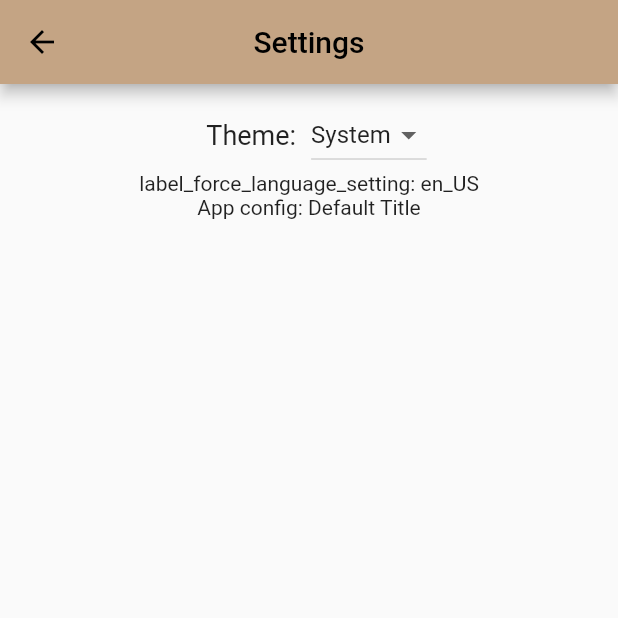
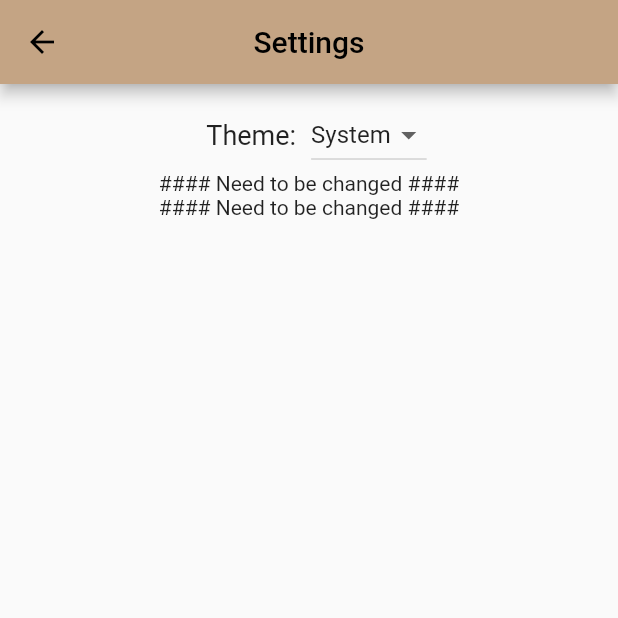
Before and after one commit to ettibo/flutter-clean-archi, a Flutter app: the screen it shows after launch, item 3 of the bottom bar chosen, after a tap on the "settings" icon, on a phone screen of 412 x 824 dp, the top half of it. Run offline on Flutter 3.47's test engine with Material 2 defaults, Android fonts, the phone set to English and light mode, and no system bars; our stand-ins replace adaptive_theme, dio, easy_localization, firebase_core, firebase_remote_config, flutter_map and 6 more; missing offline and left inert: flutter_map_location_marker, flutter_map_marker_cluster, positioned_tap_detector_2; accounts and stored records are empty; generated files the repository leaves out were written again; network calls fail; statements that could not run were skipped.

Commit message:
Begin to delete older lib && integrate the new

```diff
--- a/lib/main_common.dart
+++ b/lib/main_common.dart
@@ -1,8 +1,9 @@
 import 'package:flutter/material.dart';
-import 'package:flutter_gen/gen_l10n/app_localizations.dart';
+// import 'package:flutter_gen/gen_l10n/app_localizations.dart';
 import 'package:adaptive_theme/adaptive_theme.dart';
 
 import 'package:firebase_core/firebase_core.dart';
+import 'package:flutter_localizations/flutter_localizations.dart';
 import 'package:globo_fitness/firebase/green_firebase_options.dart'
     as green_firebase_options;
 import 'package:globo_fitness/firebase/brown_firebase_options.dart'
@@ -15,17 +16,28 @@ import 'package:globo_fitness/managers/remote_config_manager.dart';
 import 'package:globo_fitness/injection/app_injection.dart';
 
 import 'package:globo_fitness/app_config.dart';
+// import 'package:flutter_localizations/flutter_localizations.dart';
+import 'package:easy_localization/easy_localization.dart';
+
+import 'translations/codegen_loader.g.dart';
 
 Future<Widget> initializeApp(AppConfig appConfig) async {
   WidgetsFlutterBinding.ensureInitialized();
   await _firebaseInitializer(appConfig.flavorName);
   await setupInjectionDependencies();
+  await EasyLocalization.ensureInitialized();
   _activateManagers();
 
   final AdaptiveThemeMode? savedThemeMode = await AdaptiveTheme.getThemeMode();
-  return GlobeApp(
-    appConfig: appConfig,
-    savedThemeMode: savedThemeMode,
+  return EasyLocalization(
+    supportedLocales: const [Locale('en'), Locale('es'), Locale('fr')],
+    path: 'assets/translations',
+    fallbackLocale: const Locale('fr'),
+    assetLoader: const CodegenLoader(),
+    child: GlobeApp(
+      appConfig: appConfig,
+      savedThemeMode: savedThemeMode,
+    ),
   );
 }
 
@@ -37,9 +49,9 @@ class GlobeApp extends StatelessWidget {
       : super(key: key);
 
   @override
-  Widget build(BuildContext context) => _adaptiveTheme();
+  Widget build(BuildContext context) => _adaptiveTheme(context);
 
-  AdaptiveTheme _adaptiveTheme() => AdaptiveTheme(
+  AdaptiveTheme _adaptiveTheme(BuildContext context) => AdaptiveTheme(
       light: appConfig.lightTheme,
       dark: appConfig.darkTheme,
       initial: savedThemeMode ?? AdaptiveThemeMode.system,
@@ -49,8 +61,9 @@ class GlobeApp extends StatelessWidget {
           title: appConfig.appTitle,
           theme: lightTheme,
           darkTheme: darkTheme,
-          supportedLocales: AppLocalizations.supportedLocales,
-          localizationsDelegates: AppLocalizations.localizationsDelegates,
+          localizationsDelegates: context.localizationDelegates,
+          supportedLocales: context.supportedLocales,
+          locale: context.locale,
           home: const HomeScreen(),
         );
       });
--- a/lib/screens/bmi/bmi_screen.dart
+++ b/lib/screens/bmi/bmi_screen.dart
@@ -5,7 +5,8 @@ import 'package:api/dependency_injection.dart';
 
 import 'package:globo_fitness/screens/bmi/bmi_view_model.dart';
 
-import 'package:globo_fitness/localization/app_localization_context.dart';
+import 'package:globo_fitness/translations/locale_keys.g.dart';
+import 'package:easy_localization/easy_localization.dart';
 
 class BmiScreen extends StatefulWidget {
   const BmiScreen({Key? key}) : super(key: key);
@@ -36,10 +37,10 @@ class _BmiScreenState extends State<BmiScreen> {
   List<Widget> getToggleButtons() => [
         Padding(
             padding: EdgeInsets.symmetric(horizontal: horizontalPadding),
-            child: Text(context.localized.metricUnitName, style: textStyle)),
+            child: Text(LocaleKeys.metricUnitName.tr(), style: textStyle)),
         Padding(
             padding: EdgeInsets.symmetric(horizontal: horizontalPadding),
-            child: Text(context.localized.imperialUnitName, style: textStyle))
+            child: Text(LocaleKeys.imperialUnitName.tr(), style: textStyle))
       ];
 
   Widget getTextField(
@@ -90,18 +91,20 @@ class _BmiScreenState extends State<BmiScreen> {
                 controller: viewModel.txtHeightController,
                 onChanged: viewModel.setHeight,
                 onSubmitted: (_) => viewModel.weightFocusNode.requestFocus(),
-              hintText: context.localized.hintBmiTextField(
-                  context.localized.height.toLowerCase(),
-                  viewModel.getHeightUnitHint(context)),
+                hintText: '#### Need to be changed ####'
+                // hintText: context.localized.hintBmiTextField(
+                //     context.localized.height.toLowerCase(),
+                //     viewModel.getHeightUnitHint(context)),
                 ),
             // Weight TextField
             getTextField(
                 controller: viewModel.txtWeightController,
                 onChanged: viewModel.setWeight,
                 focusNode: viewModel.weightFocusNode,
-              hintText: context.localized.hintBmiTextField(
-                  context.localized.weight.toLowerCase(),
-                  viewModel.getWeightUnitHint(context)),
+                hintText: '#### Need to be changed ####'
+                // hintText: context.localized.hintBmiTextField(
+                //     context.localized.weight.toLowerCase(),
+                //     viewModel.getWeightUnitHint(context)),
                 ),
             Padding(
               padding: const EdgeInsets.all(10),
--- a/lib/screens/bmi/bmi_view_model.dart
+++ b/lib/screens/bmi/bmi_view_model.dart
@@ -2,7 +2,8 @@ import 'package:flutter/material.dart';
 import 'package:mobx/mobx.dart';
 
 import 'package:globo_fitness/template/view_model/view_model.dart';
-import 'package:globo_fitness/localization/app_localization_context.dart';
+import 'package:globo_fitness/translations/locale_keys.g.dart';
+import 'package:easy_localization/easy_localization.dart';
 import 'package:globo_fitness/extensions/string_is_numeric.dart';
 
 part 'bmi_view_model.g.dart';
@@ -92,29 +93,30 @@ abstract class BmiViewModelBase with Store, ViewModel {
   String getHeightUnitHint(BuildContext context) {
     switch (_measureSystem) {
       case MeasureSystem.metric:
-        return context.localized.meters;
+        return LocaleKeys.meters.tr();
       case MeasureSystem.imperial:
-        return context.localized.inch;
+        return LocaleKeys.inch.tr();
     }
   }
 
   String getWeightUnitHint(BuildContext context) {
     switch (_measureSystem) {
       case MeasureSystem.metric:
-        return context.localized.kilos;
+        return LocaleKeys.kilos.tr();
       case MeasureSystem.imperial:
-        return context.localized.pounds;
+        return LocaleKeys.pounds.tr();
     }
   }
 
   String getBmiString(BuildContext context) {
     switch (_errorBMI) {
       case ErrorBMI.format:
-        return context.localized.formatError;
+        return LocaleKeys.formatError.tr();
       case ErrorBMI.nullFields:
-        return context.localized.bmiErrorNull;
+        return LocaleKeys.bmiErrorNull.tr();
       case ErrorBMI.noError:
-        return context.localized.bmiResult(_bmi.toStringAsFixed(2));
+        return '#### Need to be changed ####';
+      // return context.localized.bmiResult(_bmi.toStringAsFixed(2));
     }
   }
 
--- a/lib/screens/home/home_screen.dart
+++ b/lib/screens/home/home_screen.dart
@@ -1,3 +1,4 @@
+import 'package:easy_localization/easy_localization.dart';
 import 'package:flutter/cupertino.dart';
 import 'package:flutter/material.dart';
 
@@ -11,9 +12,9 @@ import 'package:globo_fitness/screens/settings/settings_screen.dart';
 import 'package:globo_fitness/models/navigation_object.dart';
 
 import 'package:globo_fitness/shared/material_app_bar.dart';
-import 'package:globo_fitness/localization/app_localization_context.dart';
 
 import 'package:globo_fitness/extensions/state_navigaton.dart';
+import 'package:globo_fitness/translations/locale_keys.g.dart';
 
 class HomeScreen extends StatefulWidget {
   const HomeScreen({Key? key}) : super(key: key);
@@ -65,15 +66,15 @@ class _HomeScreenState extends State<HomeScreen> {
   void _generateNavigationList(BuildContext context) {
     navigationList = [
       NavigationObject(
-          title: context.localized.titleTreeListPage,
+          title: LocaleKeys.titleTreeListPage.tr(),
           icon: CupertinoIcons.leaf_arrow_circlepath,
           screen: const TreeListScreen()),
       NavigationObject(
-          title: context.localized.mapTitlePage,
+          title: LocaleKeys.mapTitlePage.tr(),
           icon: Icons.map,
           screen: const MapScreen()),
       NavigationObject(
-          title: context.localized.bmiTitlePage,
+          title: LocaleKeys.bmiTitlePage.tr(),
           icon: Icons.monitor_weight,
           screen: const BmiScreen()),
     ];
--- a/lib/screens/map/widgets/markers/tree_marker_popup.dart
+++ b/lib/screens/map/widgets/markers/tree_marker_popup.dart
@@ -2,7 +2,8 @@ import 'package:flutter/material.dart';
 
 import 'package:api/models/app/tree/tree.dart';
 
-import 'package:globo_fitness/localization/app_localization_context.dart';
+import 'package:globo_fitness/translations/locale_keys.g.dart';
+import 'package:easy_localization/easy_localization.dart';
 import 'package:globo_fitness/extensions/string_casing.dart';
 
 class TreeMarkPopup extends StatelessWidget {
@@ -22,8 +23,9 @@ class TreeMarkPopup extends StatelessWidget {
               mainAxisSize: MainAxisSize.min,
               children: <Widget>[
                 Text(tree.name.toString().toCapitalized()),
-                Text(context.localized.titleLabel(context.localized.species,
-                    tree.species.toString().toTitleCase())),
+                Text("#### Need to be changed ####")
+                // Text(context.localized.titleLabel(context.localized.species,
+                //     tree.species.toString().toTitleCase())),
               ],
             ),
           ),
--- a/lib/screens/settings/settings_screen.dart
+++ b/lib/screens/settings/settings_screen.dart
@@ -5,7 +5,8 @@ import 'package:flutter/material.dart';
 import 'package:api/dependency_injection.dart';
 
 import 'package:globo_fitness/shared/material_app_bar.dart';
-import 'package:globo_fitness/localization/app_localization_context.dart';
+import 'package:globo_fitness/translations/locale_keys.g.dart';
+import 'package:easy_localization/easy_localization.dart';
 import 'package:globo_fitness/screens/settings/settings_view_model.dart';
 
 class SettingsScreen extends StatefulWidget {
@@ -34,7 +35,7 @@ class _SettingsScreenState extends State<SettingsScreen> {
   @override
   Widget build(BuildContext context) {
     return Scaffold(
-      appBar: materialAppBar(title: context.localized.settingsTitlePage),
+      appBar: materialAppBar(title: LocaleKeys.settingsTitlePage.tr()),
       body: SafeArea(
         child: Observer(builder: observerBuilder),
       ),
@@ -51,7 +52,7 @@ class _SettingsScreenState extends State<SettingsScreen> {
                 children: [
                   Padding(
                     padding: const EdgeInsets.all(10.0),
-                    child: Text(context.localized.theme,
+                    child: Text(LocaleKeys.theme.tr(),
                         style: const TextStyle(fontSize: 18)),
                   ),
                   DropdownButton<DeviceTheme>(
@@ -65,16 +66,18 @@ class _SettingsScreenState extends State<SettingsScreen> {
               Row(
                 mainAxisAlignment: MainAxisAlignment.center,
                 children: [
-                  Text(context.localized.titleLabel(
-                      viewModel.getLabelChangeLanguage(),
-                      viewModel.getCurrentLocale()))
+                  Text("#### Need to be changed ####")
+                  // Text(context.localized.titleLabel(
+                  //     viewModel.getLabelChangeLanguage(),
+                  //     viewModel.getCurrentLocale()))
                 ],
               ),
               Row(
                 mainAxisAlignment: MainAxisAlignment.center,
                 children: [
-                  Text(context.localized
-                      .titleLabel("App config", viewModel.getStringExample()))
+                  Text("#### Need to be changed ####")
+                  // Text(context.localized
+                  //     .titleLabel("App config", viewModel.getStringExample()))
                 ],
               )
             ],
--- a/lib/screens/settings/settings_view_model.dart
+++ b/lib/screens/settings/settings_view_model.dart
@@ -11,7 +11,8 @@ import 'package:flutter/material.dart';
 import 'package:globo_fitness/screens/settings/theme_helpers.dart';
 
 import 'package:globo_fitness/template/view_model/view_model.dart';
-import 'package:globo_fitness/localization/app_localization_context.dart';
+import 'package:globo_fitness/translations/locale_keys.g.dart';
+import 'package:easy_localization/easy_localization.dart';
 import 'package:globo_fitness/enums/remote_config_keys.dart';
 
 part 'settings_view_model.g.dart';
@@ -64,13 +65,12 @@ abstract class SettingsViewModelBase with Store, ViewModel {
   List<DropdownMenuItem<DeviceTheme>> getDropdownItems(BuildContext context) =>
       [
         DropdownMenuItem(
-            value: DeviceTheme.light,
-            child: Text(context.localized.lightTheme)),
+            value: DeviceTheme.light, child: Text(LocaleKeys.lightTheme.tr())),
         DropdownMenuItem(
-            value: DeviceTheme.dark, child: Text(context.localized.darkTheme)),
+            value: DeviceTheme.dark, child: Text(LocaleKeys.darkTheme.tr())),
         DropdownMenuItem(
             value: DeviceTheme.system,
-            child: Text(context.localized.mirrorSystem))
+            child: Text(LocaleKeys.mirrorSystem.tr()))
       ];
 
   String getLabelChangeLanguage() =>
--- a/lib/screens/tree_detail/tree_detail_screen.dart
+++ b/lib/screens/tree_detail/tree_detail_screen.dart
@@ -2,7 +2,8 @@ import 'package:flutter/material.dart';
 import 'package:api/models/app/tree/tree.dart';
 
 import 'package:globo_fitness/shared/material_app_bar.dart';
-import 'package:globo_fitness/localization/app_localization_context.dart';
+import 'package:globo_fitness/translations/locale_keys.g.dart';
+import 'package:easy_localization/easy_localization.dart';
 
 import 'package:globo_fitness/screens/tree_detail/tree_info.dart';
 
@@ -16,7 +17,7 @@ class TreeDetailScreen extends StatefulWidget {
 
 class _TreeDetailScreenState extends State<TreeDetailScreen> {
   AppBar appBar(BuildContext context) => materialAppBar(
-      title: widget.tree.name ?? context.localized.titledetailTreePage);
+      title: widget.tree.name ?? LocaleKeys.titledetailTreePage.tr());
 
   @override
   Widget build(BuildContext context) {
@@ -30,23 +31,23 @@ class _TreeDetailScreenState extends State<TreeDetailScreen> {
             children: [
               rowTreeInfo(
                   context: context,
-                  title: context.localized.species,
+                  title: LocaleKeys.species.tr(),
                   value: widget.tree.species ??
-                      context.localized.speciesNotSpecified),
+                      LocaleKeys.speciesNotSpecified.tr()),
               rowTreeInfo(
                   context: context,
-                  title: context.localized.address,
+                  title: LocaleKeys.address.tr(),
                   value: '${widget.tree.address2} ${widget.tree.address}'),
               rowTreeInfo(
                   context: context,
-                  title: context.localized.height,
+                  title: LocaleKeys.height.tr(),
                   value: widget.tree.height.toString(),
-                  unit: context.localized.meterUnit),
+                  unit: LocaleKeys.meterUnit.tr()),
               rowTreeInfo(
                   context: context,
-                  title: context.localized.circumference,
+                  title: LocaleKeys.circumference.tr(),
                   value: widget.tree.circumference.toString(),
-                  unit: context.localized.centimeterUnit),
+                  unit: LocaleKeys.centimeterUnit.tr()),
             ],
           ),
         ),
--- a/pubspec.yaml
+++ b/pubspec.yaml
@@ -37,7 +37,6 @@ dependencies:
   mobx: ^2.0.7+5
   flutter_mobx: ^2.0.6+1
 
-  intl: ^0.17.0
   adaptive_theme: ^3.1.1
 
   flutter_map: ^2.2.0
@@ -53,6 +52,8 @@ dependencies:
   # - flutter_launcher_icons-green.yaml
   # - flutter_launcher_icons-brow.yaml
   flutter_launcher_icons: ^0.10.0
+
+  easy_localization: ^3.0.1
 
   api:
     path: packages/api
@@ -86,6 +87,7 @@ flutter:
   assets:
     - assets/
     - assets/default_values/remote_config_default_values.json
+    - assets/translations/
   #   - images/a_dot_ham.jpeg
 
   # An image asset can refer to one or more resolution-specific "variants", see
```
Also changed, not shown: assets/translations/en.json (added, +36 -0 lines), assets/translations/es.json (added, +40 -0 lines), assets/translations/fr.json (added, +40 -0 lines), lib/localization/app_localization_context.dart (+5 -5 lines), lib/screens/map/map_view_model.dart (+5 -5 lines), lib/screens/tree_detail/tree_info.dart (+10 -8 lines), lib/screens/tree_list/tree_list_view_model.dart (+4 -3 lines), lib/translations/codegen_loader.g.dart (added), lib/translations/locale_keys.g.dart (added), pubspec.lock, 1 other file. Lines whose indentation alone changed are shown as unchanged.
